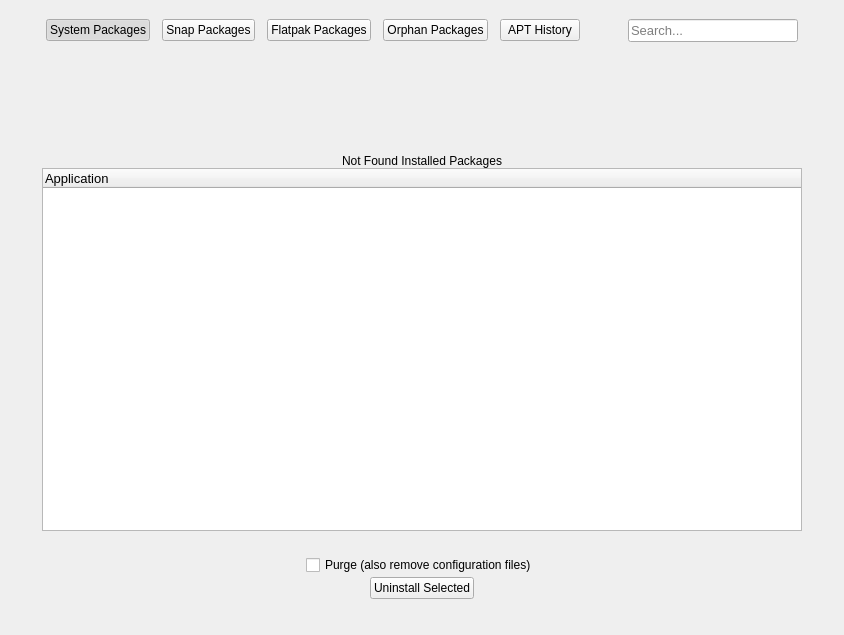
Qt form shared/nexis/Pages/Uninstaller/uninstallerpage.ui (s4solutionsllc/Nexis) before a commit.
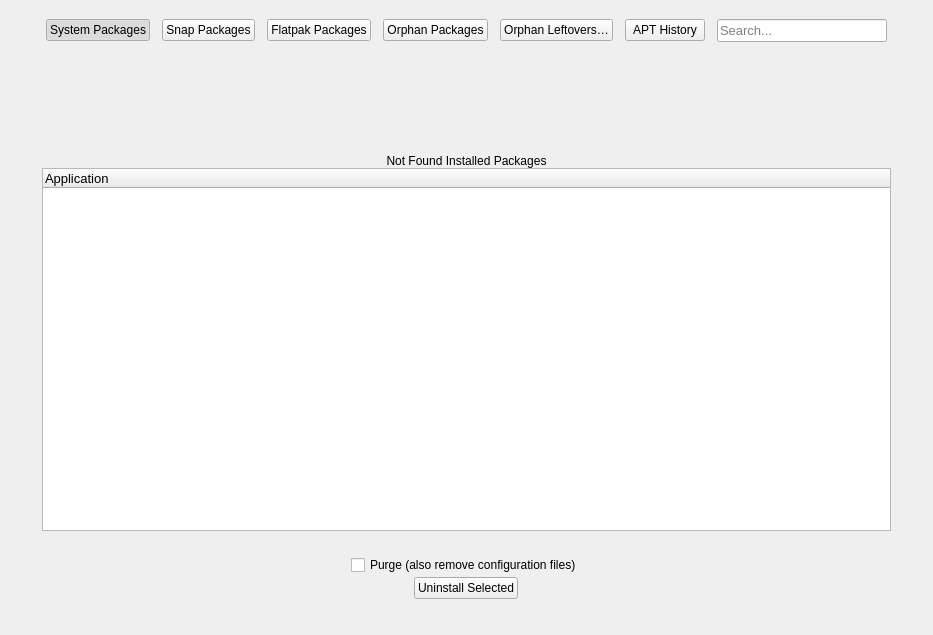
The same form after that commit.

Commit message: feat(uninstaller): Orphan Leftovers tab + confirmation dialog (SSO-15429)

```diff
--- a/shared/nexis/Pages/Uninstaller/uninstallerpage.ui
+++ b/shared/nexis/Pages/Uninstaller/uninstallerpage.ui
@@ -854,6 +854,19 @@
         </attribute>
        </widget>
       </item>
+      <item>
+       <widget class="QPushButton" name="btnOrphanLeftovers">
+        <property name="cursor">
+         <cursorShape>PointingHandCursor</cursorShape>
+        </property>
+        <property name="focusPolicy">
+         <enum>Qt::NoFocus</enum>
+        </property>
+        <property name="text">
+         <string>Orphan Leftovers…</string>
+        </property>
+       </widget>
+      </item>
       <item>
        <widget class="QPushButton" name="btnAptHistory">
         <property name="cursor">
```
The commit also changes 13 other files.
